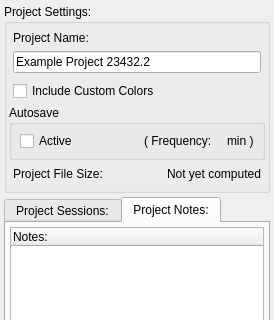
Before: the Qt Designer form src/Interface/AppInterface/ProjectDockWidget.ui in SCIInstitute/Seg3D, drawn with Qt 5; both pictures show x 0 to 274 and y 0 to 320 of the 274 by 801 pixel window.
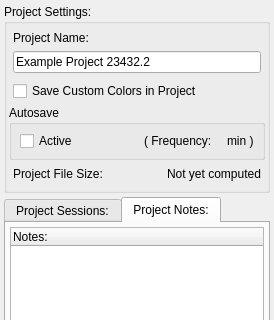
After: the same form once the commit is applied.

Commit message: changed Include Custom Colors to 'Save Custom Colors in Project in the ProjectDockWidget'

Diff of the .ui file:
```diff
--- a/src/Interface/AppInterface/ProjectDockWidget.ui
+++ b/src/Interface/AppInterface/ProjectDockWidget.ui
@@ -125,7 +125,7 @@
           <item>
            <widget class="QCheckBox" name="custom_colors_checkbox_">
             <property name="text">
-             <string>Include Custom Colors</string>
+             <string>Save Custom Colors in Project</string>
             </property>
            </widget>
           </item>
```
The commit also changes 1 other file.
